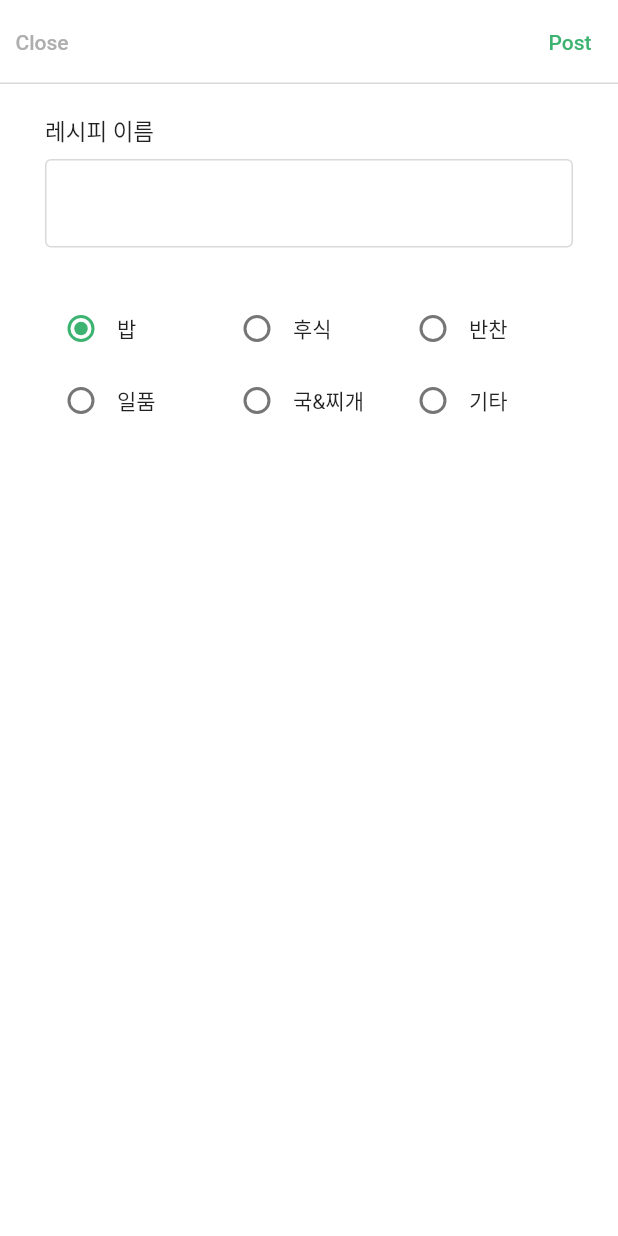
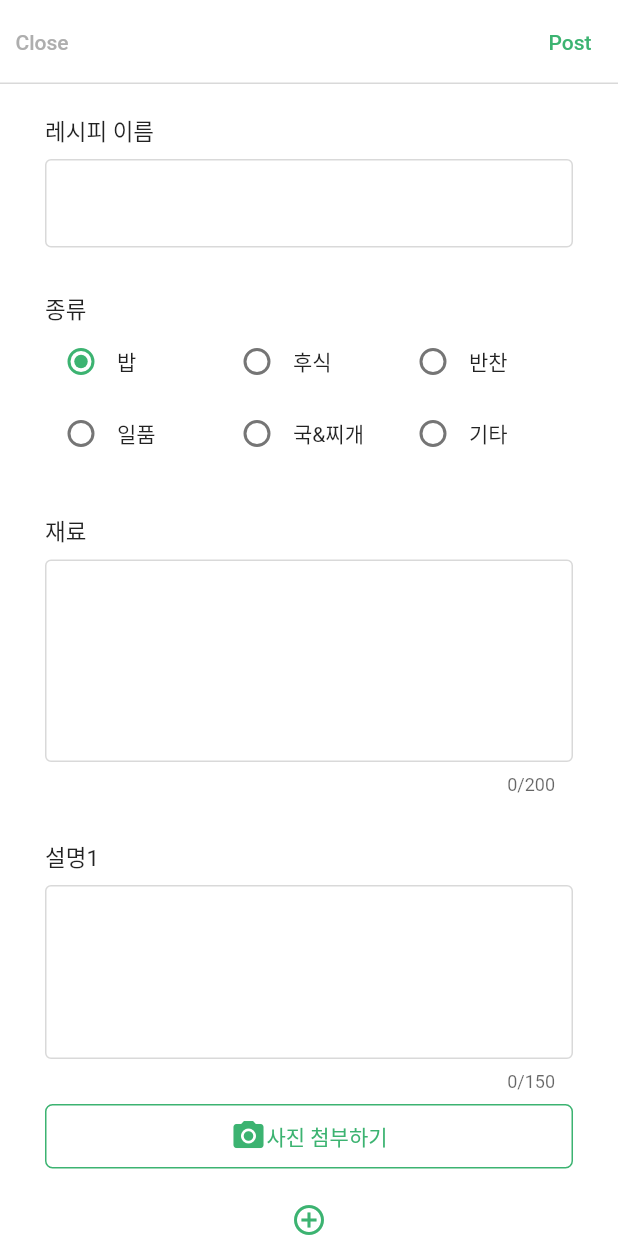
Before and after one commit to kangsudal/Eat-Go, a Flutter app: the WriteScreen screen opened directly, on a phone screen of 412 x 824 dp. Run offline on Flutter 3.47's test engine with Material 3 defaults, Android fonts, the phone set to English and light mode, and no system bars; our stand-ins replace fl_chart, google_fonts, sliding_up_panel; Roboto replaces fonts that are missing (Pretendard).

Commit message:
라디오 버튼해결. 설명과 사진 세트 레이아웃 동적으로 추가하는 버튼 만듬

```diff
--- a/lib/screen/write_screen.dart
+++ b/lib/screen/write_screen.dart
@@ -9,6 +9,77 @@ class WriteScreen extends StatefulWidget {
 }
 
 class _WriteScreenState extends State<WriteScreen> {
+  // TextEditingController 리스트
+  List<TextEditingController> _textEditingControllers = [
+    TextEditingController()
+  ];
+
+  @override
+  void dispose() {
+    // 모든 컨트롤러를 해제
+    for (var controller in _textEditingControllers) {
+      controller.dispose();
+    }
+    super.dispose();
+  }
+
+  void _addManualAndImgSet() {
+    setState(() {
+      // 새로운 컨트롤러와 TextField 추가
+      _textEditingControllers.add(TextEditingController());
+    });
+  }
+
+  List<Widget> buildManualAndImgSets() {
+    return List.generate(_textEditingControllers.length, (index) {
+      return Column(
+        crossAxisAlignment: CrossAxisAlignment.start,
+        children: [
+          Text('설명${index + 1}', style: const TextStyle(fontSize: 15)),
+          const SizedBox(height: 8),
+          TextField(
+            controller: _textEditingControllers[index],
+            minLines: 4,
+            maxLines: 4,
+            maxLength: 150,
+            keyboardType: TextInputType.multiline,
+            decoration: InputDecoration(
+              border: OutlineInputBorder(),
+              enabledBorder: OutlineInputBorder(
+                borderSide: BorderSide(color: EatGoPalette.lineColor, width: 1),
+              ),
+            ),
+          ),
+          const SizedBox(height: 8),
+          Container(
+            height: 43,
+            decoration: BoxDecoration(
+              border: Border.all(color: pointColor),
+              borderRadius: const BorderRadius.all(Radius.circular(5)),
+            ),
+            child: Row(
+              mainAxisAlignment: MainAxisAlignment.center,
+              children: [
+                Icon(
+                  Icons.camera_alt,
+                  color: pointColor,
+                ),
+                Text(
+                  '사진 첨부하기',
+                  style: TextStyle(
+                    color: pointColor,
+                  ),
+                ),
+              ],
+            ),
+          ),
+          if (index != _textEditingControllers.length - 1)
+            const SizedBox(height: 30),
+        ],
+      );
+    });
+  }
+
   @override
   Widget build(BuildContext context) {
     return Scaffold(
@@ -20,7 +91,9 @@ class _WriteScreenState extends State<WriteScreen> {
           ),
         ),
         leading: TextButton(
-          onPressed: () {},
+          onPressed: () {
+            Navigator.of(context).pop();
+          },
           child: Text(
             'Close',
             style: TextStyle(
@@ -41,9 +114,34 @@ class _WriteScreenState extends State<WriteScreen> {
           child: Column(
             crossAxisAlignment: CrossAxisAlignment.start,
             children: [
+              //레시피 이름
               RecipeNameTextField(),
               SizedBox(height: 30),
+              //종류
               RecipeCategoryPanel(),
+              SizedBox(height: 30),
+              //재료
+              IngredientsTextField(),
+              SizedBox(height: 30),
+              //설명과 사진
+              ...buildManualAndImgSets(),
+              const SizedBox(height: 10),
+              //설명과 사진 입력 세트 추가버튼
+              Align(
+                alignment: Alignment.center,
+                child: IconButton(
+                  onPressed: () {
+                    setState(() {
+                      _addManualAndImgSet();
+                    });
+                  },
+                  icon: const Icon(
+                    Icons.add_circle_outline,
+                    color: pointColor,
+                  ),
+                ),
+              ),
+              const SizedBox(height: 30),
             ],
           ),
         ),
@@ -60,15 +158,13 @@ class RecipeNameTextField extends StatelessWidget {
     return Column(
       crossAxisAlignment: CrossAxisAlignment.start,
       children: [
-        Padding(
-          padding: const EdgeInsets.only(bottom: 8.0),
-          child: Text(
-            '레시피 이름',
-            style: TextStyle(
-              fontSize: 15,
-            ),
+        const Text(
+          '레시피 이름',
+          style: TextStyle(
+            fontSize: 15,
           ),
         ),
+        const SizedBox(height: 8),
         TextField(
           decoration: InputDecoration(
             border: OutlineInputBorder(),
@@ -99,12 +195,18 @@ class RecipeCategoryPanel extends StatefulWidget {
 }
 
 class _RecipeCategoryPanelState extends State<RecipeCategoryPanel> {
+  MenuCategory selectedValueGroup1 = MenuCategory.rice; // 선택된 값을 저장할 변수
   @override
   Widget build(BuildContext context) {
-    MenuCategory selectedValueGroup1 = MenuCategory.rice; // 선택된 값을 저장할 변수
-
     return Column(
+      crossAxisAlignment: CrossAxisAlignment.start,
       children: [
+        Text(
+          '종류',
+          style: TextStyle(
+            fontSize: 15,
+          ),
+        ),
         Row(
           children: [
             Expanded(
@@ -233,3 +335,30 @@ class _RecipeCategoryPanelState extends State<RecipeCategoryPanel> {
     );
   }
 }
+
+class IngredientsTextField extends StatelessWidget {
+  const IngredientsTextField({super.key});
+
+  @override
+  Widget build(BuildContext context) {
+    return Column(
+      crossAxisAlignment: CrossAxisAlignment.start,
+      children: [
+        const Text('재료', style: TextStyle(fontSize: 15)),
+        const SizedBox(height: 8),
+        TextField(
+          minLines: 5,
+          maxLines: 5,
+          maxLength: 200,
+          keyboardType: TextInputType.multiline,
+          decoration: InputDecoration(
+            border: OutlineInputBorder(),
+            enabledBorder: OutlineInputBorder(
+              borderSide: BorderSide(color: EatGoPalette.lineColor, width: 1),
+            ),
+          ),
+        ),
+      ],
+    );
+  }
+}
```
